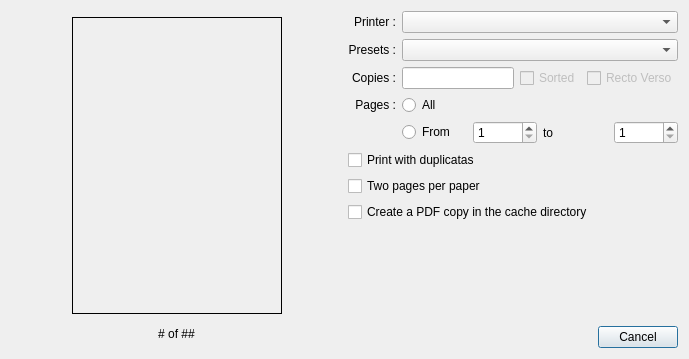
This is plugins/printerplugin/printdialog.ui in FreeHealth/freehealth as Qt 5 draws it before an edit. The edited form follows.
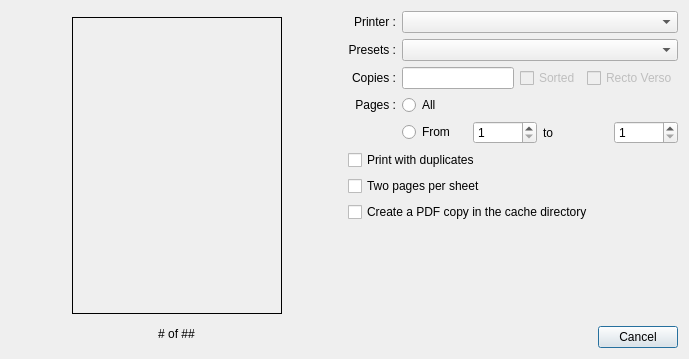
This is the edited form.

Commit message: English corrections in printer dialog

Patch:
```diff
--- a/plugins/printerplugin/printdialog.ui
+++ b/plugins/printerplugin/printdialog.ui
@@ -353,14 +353,14 @@
      <item row="5" column="0" colspan="4">
       <widget class="QCheckBox" name="duplicatas">
        <property name="text">
-        <string>Print with duplicatas</string>
+        <string>Print with duplicates</string>
        </property>
       </widget>
      </item>
      <item row="6" column="0" colspan="4">
       <widget class="QCheckBox" name="nup">
        <property name="text">
-        <string>Two pages per paper</string>
+        <string>Two pages per sheet</string>
        </property>
       </widget>
      </item>
```
